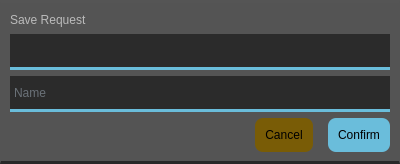
The window that saveeditor.ui (tmstieff/Woke) describes before a commit, drawn with Qt 5.
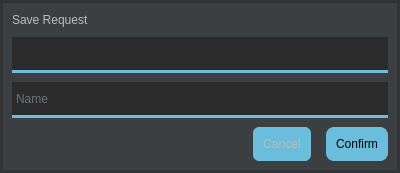
The same window after the commit.

Commit message: UI refresh for buttons and the save editor

Diff of the .ui file:
```diff
--- a/saveeditor.ui
+++ b/saveeditor.ui
@@ -7,7 +7,7 @@
     <x>0</x>
     <y>0</y>
     <width>400</width>
-    <height>164</height>
+    <height>173</height>
    </rect>
   </property>
   <property name="windowTitle">
@@ -51,10 +51,9 @@
     <widget class="QFrame" name="saveEditorFrame">
      <property name="styleSheet">
       <string notr="true">#saveEditorFrame {
-	background-color: #545454;
-	/*border-radius: 8px;*/
-	border-top: 3px solid #555555;
-	border-bottom: 3px solid #282828;
+	/*border: 3px solid #3c3f41;*/
+	border: 3px solid #313335;
+	background-color: #3c3f41;
 }</string>
      </property>
      <property name="frameShape">
@@ -64,6 +63,9 @@
       <enum>QFrame::Raised</enum>
      </property>
      <layout class="QVBoxLayout" name="verticalLayout_2">
+      <property name="spacing">
+       <number>9</number>
+      </property>
       <item>
        <widget class="QLabel" name="saveLabel">
         <property name="sizePolicy">
@@ -135,8 +137,18 @@
         <item>
          <widget class="QPushButton" name="cancelSaveButton">
           <property name="styleSheet">
-           <string notr="true">#cancelSaveButton {
-	background-color: #795C06;
+           <string notr="true">QPushButton {
+	color: #bbbbbb;
+	border: none;
+	padding: 10px;
+	border-radius: 6px;
+	background: qlineargradient(x1: 0, y1: 0, x2: 0, y2: 1
+                stop:0 #666666, stop:1 #444444)
+}
+
+QPushButton:hover {
+	background: qlineargradient(x1: 0, y1: 0, x2: 0, y2: 1
+                stop:0 #555555, stop:1 #444444)
 }</string>
           </property>
           <property name="text">
@@ -147,12 +159,19 @@
         <item>
          <widget class="QPushButton" name="confirmSaveButton">
           <property name="styleSheet">
-           <string notr="true">QPushButton {
-	background-color: #6ABDDB;
+           <string notr="true">#confirmSaveButton {
+	/*background-color: #6ABDDB;*/
 	color: #000000;
 	border: none;
 	padding: 10px;
 	border-radius: 8px;
+	background: qlineargradient(x1: 0, y1: 0, x2: 0, y2: 1
+                stop:0 #6dc7e8, stop:1 #589eb7)
+}
+
+#confirmSaveButton:hover {
+	background: qlineargradient(x1: 0, y1: 0, x2: 0, y2: 1
+                stop:0 #6ABDDB, stop:1 #589eb7)
 }</string>
           </property>
           <property name="text">
```
The commit also changes 3 other files.
